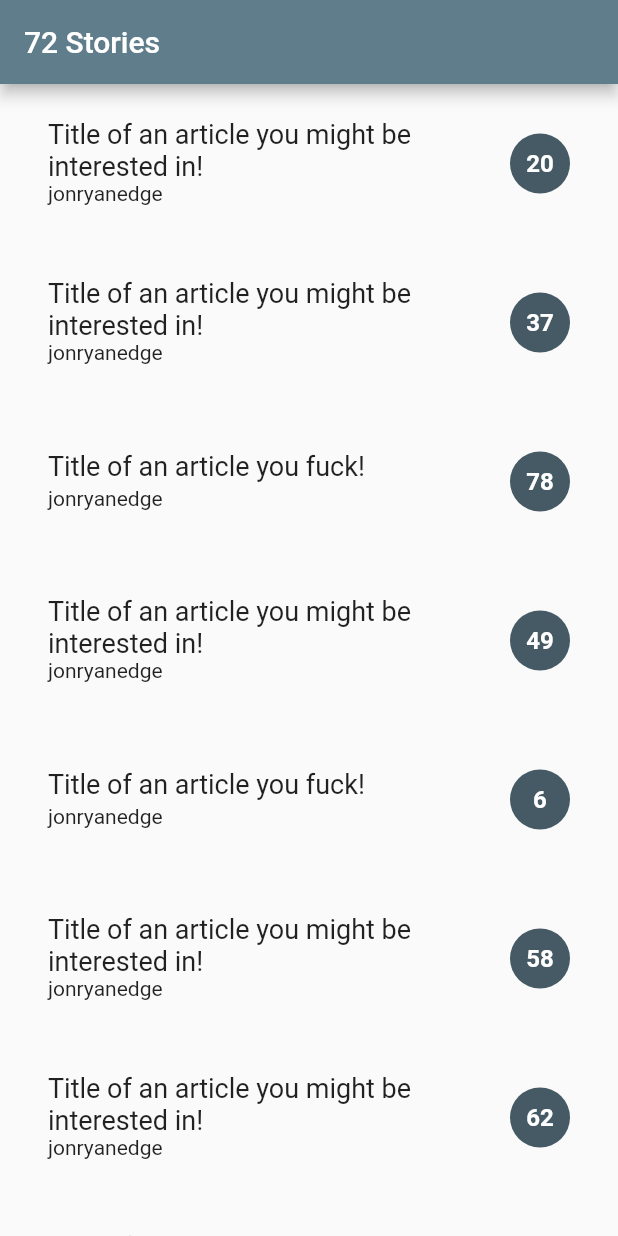
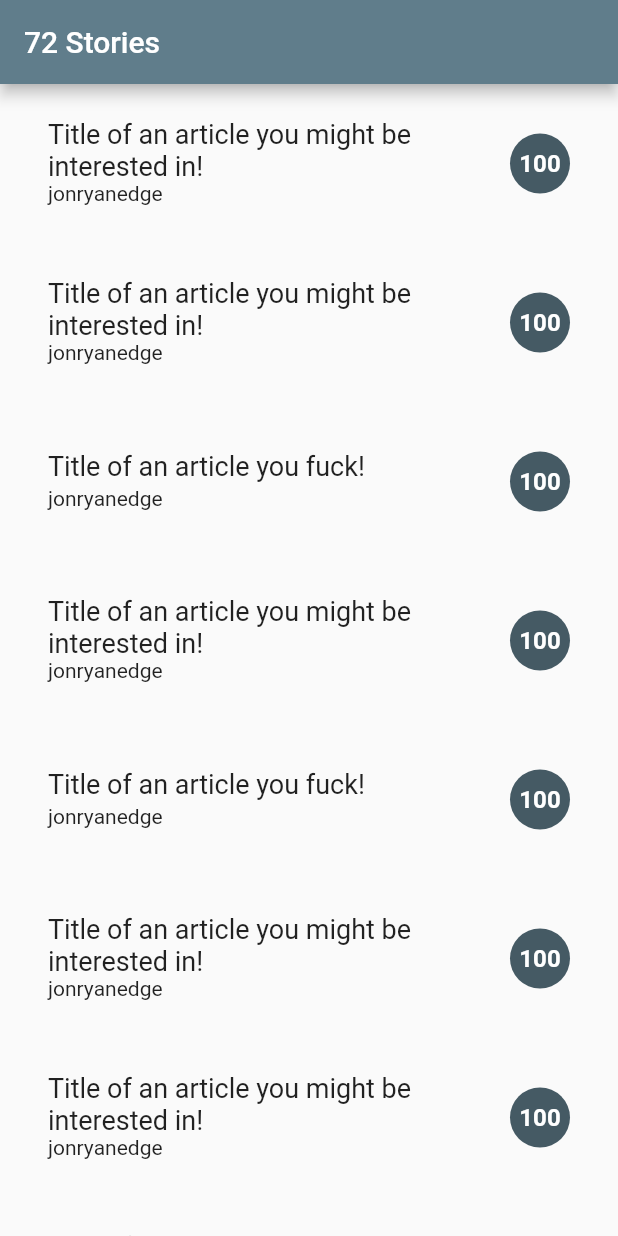
Before and after one commit to jonryanedge/flutter-news-feed, a Flutter app: the screen it shows after launch, on a phone screen of 412 x 824 dp. Run offline on Flutter 3.47's test engine with Material 2 defaults, Android fonts, the phone set to English and light mode, and no system bars.

Commit message:
Show score

```diff
--- a/lib/main.dart
+++ b/lib/main.dart
@@ -87,7 +87,7 @@ class _MyHomePageState extends State<MyHomePage> {
         ),
         subtitle: Text("${article.by}"),
         trailing: CircleAvatar(
-          child: Text(rando.nextInt(100).toString(),
+          child: Text(article.score.toString(),
           style: TextStyle(fontWeight: FontWeight.bold)),
           ),
         children: <Widget>[
```
